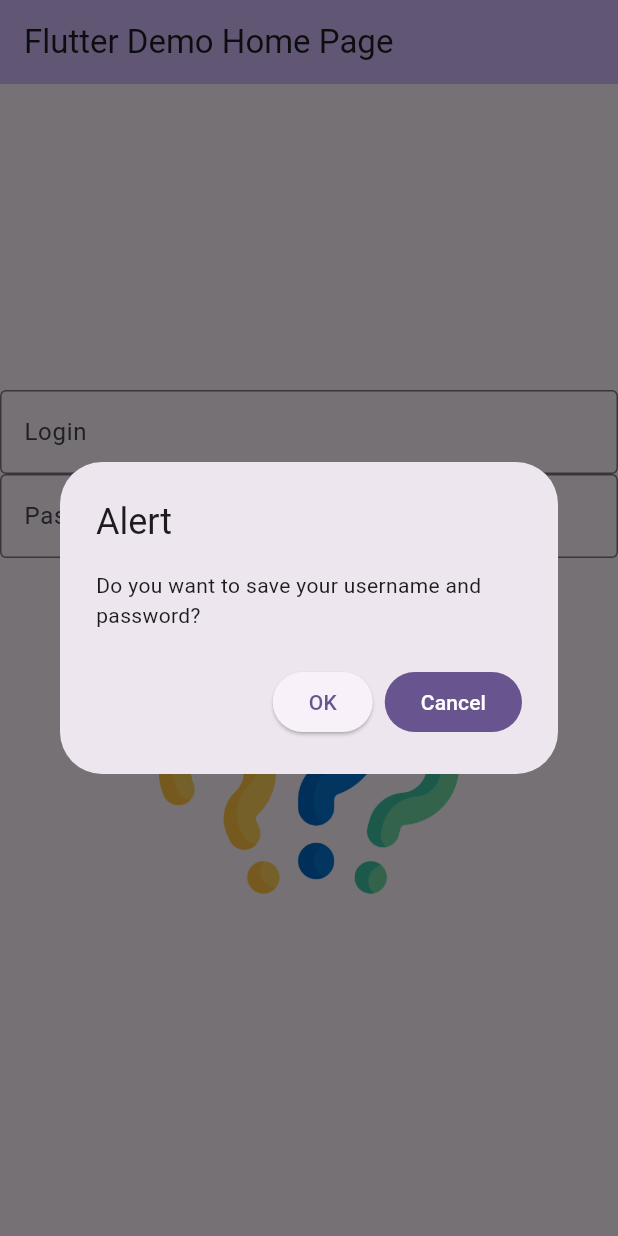
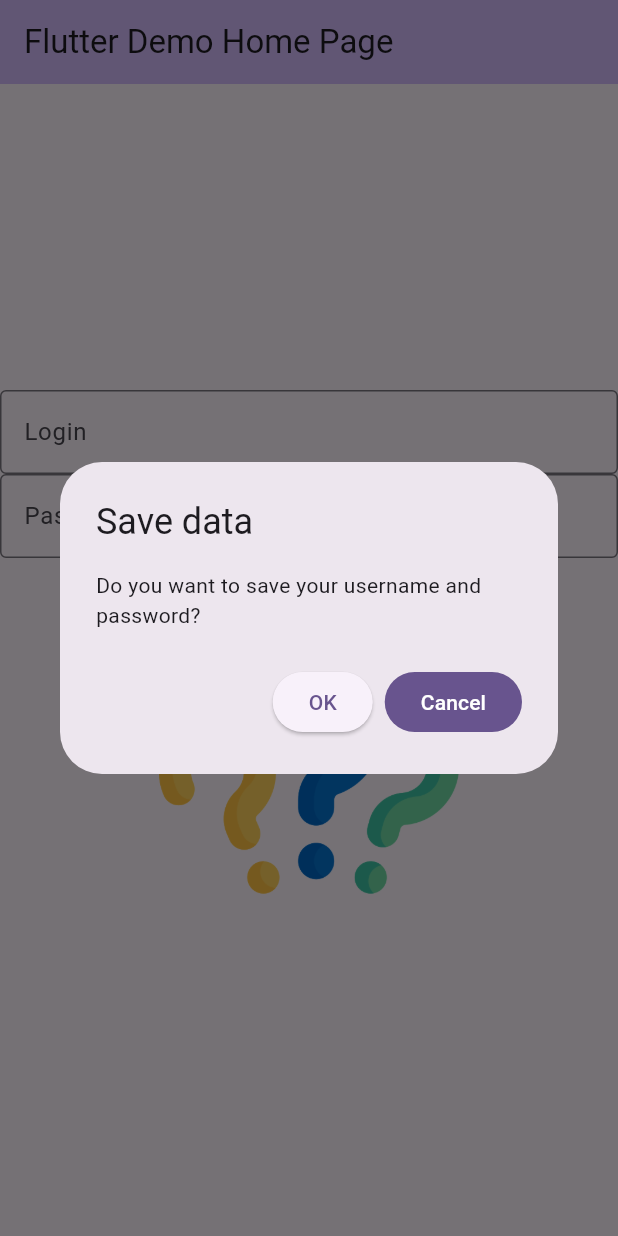
Before and after one commit to yao6859/CST2335_flutter, a Flutter app: the screen it shows after launch, after a tap on "Login", on a phone screen of 412 x 824 dp. Run offline on Flutter 3.47's test engine with Material 3 defaults, Android fonts, the phone set to English and light mode, and no system bars; our stand-ins replace shared_preferences.

```diff
--- a/lib/main.dart
+++ b/lib/main.dart
@@ -1,4 +1,5 @@
 import 'package:flutter/material.dart';
+import 'package:shared_preferences/shared_preferences.dart';
 
 void main() {
   runApp(const MyApp());
@@ -13,21 +14,6 @@ class MyApp extends StatelessWidget {
     return MaterialApp(
       title: 'Flutter Demo',
       theme: ThemeData(
-        // This is the theme of your application.
-        //
-        // TRY THIS: Try running your application with "flutter run". You'll see
-        // the application has a purple toolbar. Then, without quitting the app,
-        // try changing the seedColor in the colorScheme below to Colors.green
-        // and then invoke "hot reload" (save your changes or press the "hot
-        // reload" button in a Flutter-supported IDE, or press "r" if you used
-        // the command line to start the app).
-        //
-        // Notice that the counter didn't reset back to zero; the application
-        // state is not lost during the reload. To reset the state, use hot
-        // restart instead.
-        //
-        // This works for code too, not just values: Most code changes can be
-        // tested with just a hot reload.
         colorScheme: ColorScheme.fromSeed(seedColor: Colors.deepPurple),
         useMaterial3: true,
       ),
@@ -38,16 +24,6 @@ class MyApp extends StatelessWidget {
 
 class MyHomePage extends StatefulWidget {
   const MyHomePage({super.key, required this.title});
-
-  // This widget is the home page of your application. It is stateful, meaning
-  // that it has a State object (defined below) that contains fields that affect
-  // how it looks.
-
-  // This class is the configuration for the state. It holds the values (in this
-  // case the title) provided by the parent (in this case the App widget) and
-  // used by the build method of the State. Fields in a Widget subclass are
-  // always marked "final".
-
   final String title;
 
   @override
@@ -57,93 +33,52 @@ class MyHomePage extends StatefulWidget {
 class _MyHomePageState extends State<MyHomePage> {
   // var _counter = 0.0;
   var myFontSize = 30.0;
-  late TextEditingController _controller;
+  late TextEditingController _controller1;
+  late TextEditingController _controller2;
   var imageSource = "images/question-mark.png";
+  late SharedPreferences savedData;
 
   @override
   void initState() {
     super.initState();
-    _controller = TextEditingController();
+    _controller1 = TextEditingController();
+    _controller2 = TextEditingController();
+    //Load the file for SharedPreferences, and pass it by the then() lambda function to savedData
+    SharedPreferences.getInstance().then( (result){
+      savedData = result;
+      var loginName = result.getString("Login");
+      if(loginName != null){
+        _controller1.text = loginName;
+      }
+    });
+
   }
 
   @override
   void dispose() {
     super.dispose();
-    _controller.dispose();
+    _controller1.dispose();
+    _controller2.dispose();
   }
-
-  void setNewValue(double value)
-  {
-    setState(() {
-      // _counter = value;
-      myFontSize = value;
-    });
-  }
-
-  // void _incrementCounter() {
-  //   setState(() {
-  //     // This call to setState tells the Flutter framework that something has
-  //     // changed in this State, which causes it to rerun the build method below
-  //     // so that the display can reflect the updated values. If we changed
-  //     // _counter without calling setState(), then the build method would not be
-  //     // called again, and so nothing would appear to happen.
-  //     // if(_counter < 99.0)
-  //     //   _counter++;
-  //   });
-  // }
 
   @override
   Widget build(BuildContext context) {
-    // This method is rerun every time setState is called, for instance as done
-    // by the _incrementCounter method above.
-    //
-    // The Flutter framework has been optimized to make rerunning build methods
-    // fast, so that you can just rebuild anything that needs updating rather
-    // than having to individually change instances of widgets.
     return Scaffold(
       appBar: AppBar(
-        // TRY THIS: Try changing the color here to a specific color (to
-        // Colors.amber, perhaps?) and trigger a hot reload to see the AppBar
-        // change color while the other colors stay the same.
         backgroundColor: Theme.of(context).colorScheme.inversePrimary,
-        // Here we take the value from the MyHomePage object that was created by
-        // the App.build method, and use it to set our appbar title.
         title: Text(widget.title),
       ),
       body: Center(
-        // Center is a layout widget. It takes a single child and positions it
-        // in the middle of the parent.
         child: Column(
-          // Column is also a layout widget. It takes a list of children and
-          // arranges them vertically. By default, it sizes itself to fit its
-          // children horizontally, and tries to be as tall as its parent.
-          //
-          // Column has various properties to control how it sizes itself and
-          // how it positions its children. Here we use mainAxisAlignment to
-          // center the children vertically; the main axis here is the vertical
-          // axis because Columns are vertical (the cross axis would be
-          // horizontal).
-          //
-          // TRY THIS: Invoke "debug painting" (choose the "Toggle Debug Paint"
-          // action in the IDE, or press "p" in the console), to see the
-          // wireframe for each widget.
           mainAxisAlignment: MainAxisAlignment.center,
           children: <Widget>[
-            // Text(
-            //   'You have pushed the button this many times:',
-            //   style: TextStyle(fontSize: myFontSize),
-            // ),
-            // Text(
-            //   '$_counter',
-            //   style: TextStyle(fontSize: myFontSize),
-            // ),
-            // Slider(value:_counter, max:100.0, onChanged: setNewValue, min:0.0)
-            const TextField(decoration: InputDecoration(
+            TextField(controller: _controller1,
+                decoration: InputDecoration(
                               hintText:"Type here",
                               border: OutlineInputBorder(),
                               labelText: "Login"
                   )),
-            TextField(controller: _controller, obscureText: true,
+            TextField(controller: _controller2, obscureText: true,
                 decoration: const InputDecoration(
                     hintText:"Type here",
                     border: OutlineInputBorder(),
@@ -151,26 +86,11 @@ class _MyHomePageState extends State<MyHomePage> {
                 )),
             ElevatedButton(
                 onPressed: buttonClicked,
-                //     () {
-                //   setState(() {
-                //     var myText = _controller.value.text;
-                //     if (myText == "QWERTY123") {
-                //       imageSource = "images/idea.png";
-                //     } else {
-                //       imageSource = "images/stop.png";
-                //     }
-                //   });
-                // },
                 child: const Text("Login", style: TextStyle(fontSize: 25, color: Colors.blue))),
             Image.asset(imageSource, width:200, height:200)
           ],
         ),
       ),
-      // floatingActionButton: FloatingActionButton(
-      //   onPressed: _incrementCounter,
-      //   tooltip: 'Increment',
-      //   child: const Icon(Icons.add),
-      // ), // This trailing comma makes auto-formatting nicer for build methods.
     );
   }
 
@@ -182,10 +102,17 @@ class _MyHomePageState extends State<MyHomePage> {
     showDialog<String>(
       context: context,
       builder: (BuildContext context) => AlertDialog(
-        title: const Text('Alert'),
+        title: const Text('Save data'),
         content: const Text('Do you want to save your username and password?'),
         actions: <Widget>[
-              ElevatedButton(onPressed: (){Navigator.pop(context);}, child: Text("OK")),
+              ElevatedButton(
+                  onPressed: (){
+                    var login = _controller1.value.text;
+                    var password = _controller2.value.text;
+                    savedData.setString("Login", login);
+                    Navigator.pop(context);
+                    },
+                  child: Text("OK")),
               FilledButton(onPressed: (){}, child: Text("Cancel"))
         ],
       ),
--- a/pubspec.yaml
+++ b/pubspec.yaml
@@ -35,6 +35,8 @@ dependencies:
   # The following adds the Cupertino Icons font to your application.
   # Use with the CupertinoIcons class for iOS style icons.
   cupertino_icons: ^1.0.6
+  shared_preferences: ^2.2.3
+  encrypted_shared_preferences: ^3.0.1
 
 dev_dependencies:
   flutter_test:
```
Also changed, not shown: pubspec.lock, 1 other file.
